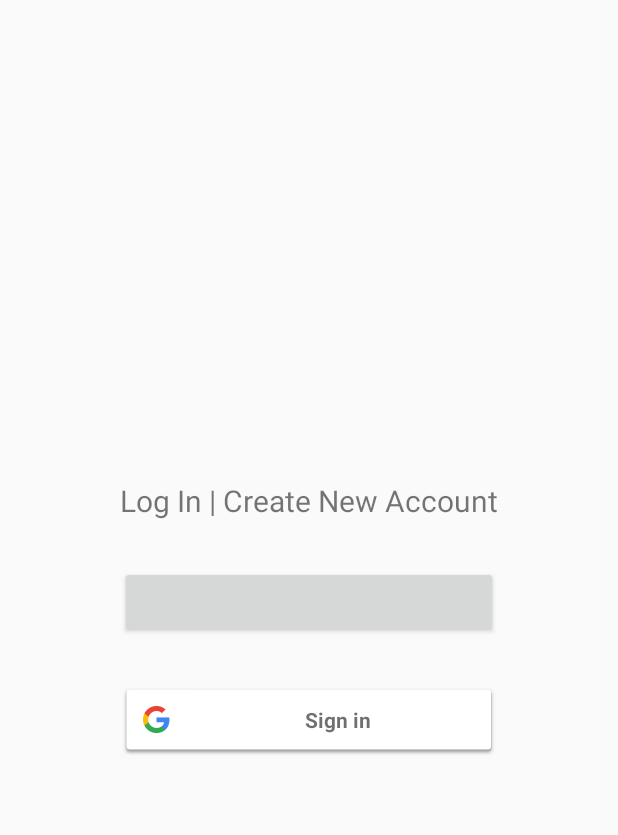
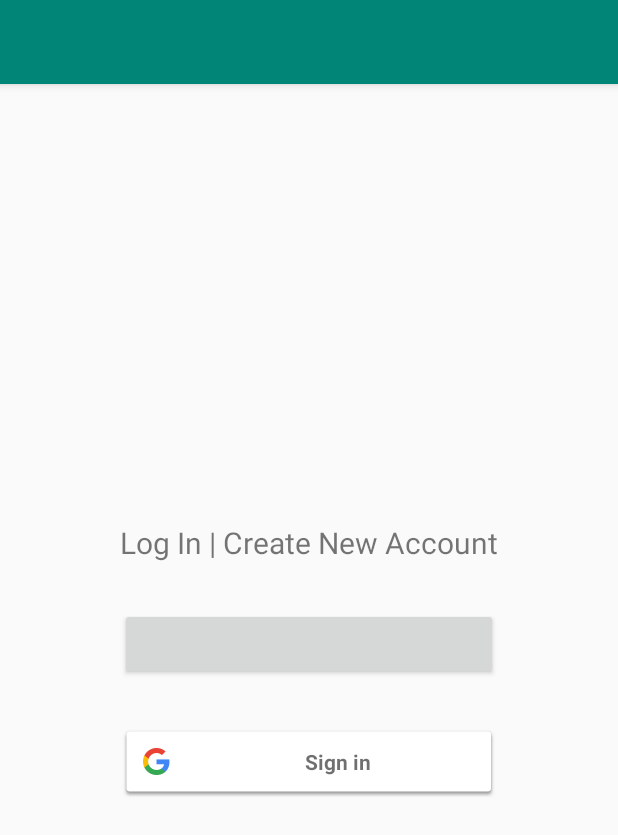
Before and after one commit to pslyp/QuailSmartFarm, an Android app: the screen it shows after launch (Authentication), on a phone screen of 412 x 824 dp. Shown: the top 835 px of the screen. Run offline under Robolectric (Android 15) with nearby library versions, the phone set to English and light mode, and no system bars; libraries missing offline, so code that uses them is left out: com.facebook.login, org.eclipse.paho; plain views replace LoginButton; 8 statements that could not run were skipped.

Commit message:
fix authen google & activity

```diff
--- a/app/src/main/java/com/pslyp/dev/quailsmartfarm/Authentication.java
+++ b/app/src/main/java/com/pslyp/dev/quailsmartfarm/Authentication.java
@@ -21,7 +21,7 @@ import com.google.android.gms.common.SignInButton;
 import com.google.android.gms.common.api.ApiException;
 import com.google.android.gms.tasks.Task;
 
-public class Authentication extends Activity implements View.OnClickListener {
+public class Authentication extends AppCompatActivity implements View.OnClickListener {
 
     private TextView login;
 
--- a/app/src/main/java/com/pslyp/dev/quailsmartfarm/MainActivity.java
+++ b/app/src/main/java/com/pslyp/dev/quailsmartfarm/MainActivity.java
@@ -1,9 +1,13 @@
 package com.pslyp.dev.quailsmartfarm;
 
-import android.app.Activity;
+import android.app.AlertDialog;
+import android.content.DialogInterface;
 import android.content.Intent;
 import android.content.SharedPreferences;
+import android.net.ConnectivityManager;
+import android.net.NetworkInfo;
 import android.support.annotation.NonNull;
+import android.support.design.widget.Snackbar;
 import android.support.v7.app.AppCompatActivity;
 import android.os.Bundle;
 import android.view.Menu;
@@ -29,7 +33,7 @@ import org.eclipse.paho.client.mqttv3.MqttConnectOptions;
 import org.eclipse.paho.client.mqttv3.MqttException;
 import org.eclipse.paho.client.mqttv3.MqttMessage;
 
-public class MainActivity extends Activity implements View.OnClickListener {
+public class MainActivity extends AppCompatActivity implements View.OnClickListener {
 
     Button two, bluetooth, mqtt1, mqtt2, signOut_btn;
     TextView temp, bright, fan, light;
@@ -62,8 +66,24 @@ public class MainActivity extends Activity implements View.OnClickListener {
     public void onClick(View view) {
         switch (view.getId()) {
             case R.id.button_sign_out:
-                signOut();
-                //Toast.makeText(this, "Sign out", Toast.LENGTH_SHORT).show();
+
+                //Show dialog
+                AlertDialog.Builder builder = new AlertDialog.Builder(this);
+                builder.setMessage("Are you sure you want to log out?");
+                builder.setPositiveButton("LOG OUT", new DialogInterface.OnClickListener() {
+                    @Override
+                    public void onClick(DialogInterface dialogInterface, int i) {
+                        //Sign out Google
+                        signOut();
+                    }
+                })
+                        .setNegativeButton("CANCEL", new DialogInterface.OnClickListener() {
+                            @Override
+                            public void onClick(DialogInterface dialogInterface, int i) {
+
+                            }
+                        });
+                builder.show();
                 break;
         }
     }
@@ -77,13 +97,13 @@ public class MainActivity extends Activity implements View.OnClickListener {
     @Override
     public boolean onOptionsItemSelected(MenuItem item) {
         switch (item.getItemId()) {
-            case R.id.add_menu :
+            case R.id.add_menu:
                 Toast.makeText(this, "Add board", Toast.LENGTH_SHORT).show();
                 return true;
-            case R.id.bluetooth_submenu :
+            case R.id.bluetooth_submenu:
                 Toast.makeText(this, "Bluetooth", Toast.LENGTH_SHORT).show();
                 return true;
-            case R.id.wifi_submenu :
+            case R.id.wifi_submenu:
                 Toast.makeText(this, "WiFi", Toast.LENGTH_SHORT).show();
                 return true;
                 default:
@@ -92,6 +112,18 @@ public class MainActivity extends Activity implements View.OnClickListener {
     }
 
     private void initInstance() {
+        temp = findViewById(R.id.textView_temp);
+        bright = findViewById(R.id.textView_bright);
+        two = findViewById(R.id.bt_two);
+        fan = findViewById(R.id.textView_fan);
+        light = findViewById(R.id.textView_light);
+        bluetooth = findViewById(R.id.btnBlue);
+        mqtt1 = findViewById(R.id.btnMQTT1);
+        mqtt2 = findViewById(R.id.btnMQTT2);
+        signOut_btn = findViewById(R.id.button_sign_out);
+        findViewById(R.id.button_sign_out).setOnClickListener(this);
+
+        //SharedPreferences
         SharedPreferences sharedPreferences = getSharedPreferences(PREF_NAME, MODE_PRIVATE);
 
         String namePre = sharedPreferences.getString("name", "not found!");
@@ -104,27 +136,27 @@ public class MainActivity extends Activity implements View.OnClickListener {
             finish();
         }
 
-        temp = findViewById(R.id.textView_temp);
-        bright = findViewById(R.id.textView_bright);
-        two = findViewById(R.id.bt_two);
-        fan = findViewById(R.id.textView_fan);
-        light = findViewById(R.id.textView_light);
-        bluetooth = findViewById(R.id.btnBlue);
-        mqtt1 = findViewById(R.id.btnMQTT1);
-        mqtt2 = findViewById(R.id.btnMQTT2);
-        signOut_btn = findViewById(R.id.button_sign_out);
-        findViewById(R.id.button_sign_out).setOnClickListener(this);
-
-        // Configure sign-in to request the user's ID, email address, and basic
-        // profile. ID and basic profile are included in DEFAULT_SIGN_IN.
+        //Google
         GoogleSignInOptions gso = new GoogleSignInOptions.Builder(GoogleSignInOptions.DEFAULT_SIGN_IN)
                 .requestEmail()
                 .build();
 
-        // Build a GoogleSignInClient with the options specified by gso.
         mGoogleSignInClient = GoogleSignIn.getClient(this, gso);
 
-        connectMQTT();
+        //Check connected internet
+        ConnectivityManager connectivityManager = (ConnectivityManager) getSystemService(CONNECTIVITY_SERVICE);
+        NetworkInfo networkInfos = connectivityManager.getActiveNetworkInfo();
+
+        boolean isConnected = networkInfos != null &&
+                              networkInfos.isConnected();
+
+        if(isConnected) {
+            connectMQTT();
+        } else {
+            Toast.makeText(this, "Internet not connect", Toast.LENGTH_SHORT).show();
+            Snackbar snackbar = Snackbar.make(findViewById(R.id.Layout1), "No Internet Connection", Snackbar.LENGTH_LONG);
+            snackbar.show();
+        }
 
         two.setOnClickListener(new View.OnClickListener() {
             @Override
--- a/app/src/main/res/layout/activity_main.xml
+++ b/app/src/main/res/layout/activity_main.xml
@@ -5,6 +5,7 @@
     android:layout_height="match_parent"
     android:orientation="vertical"
     android:padding="8dp"
+    android:id="@+id/Layout1"
     tools:context=".MainActivity">
 
     <LinearLayout
```
